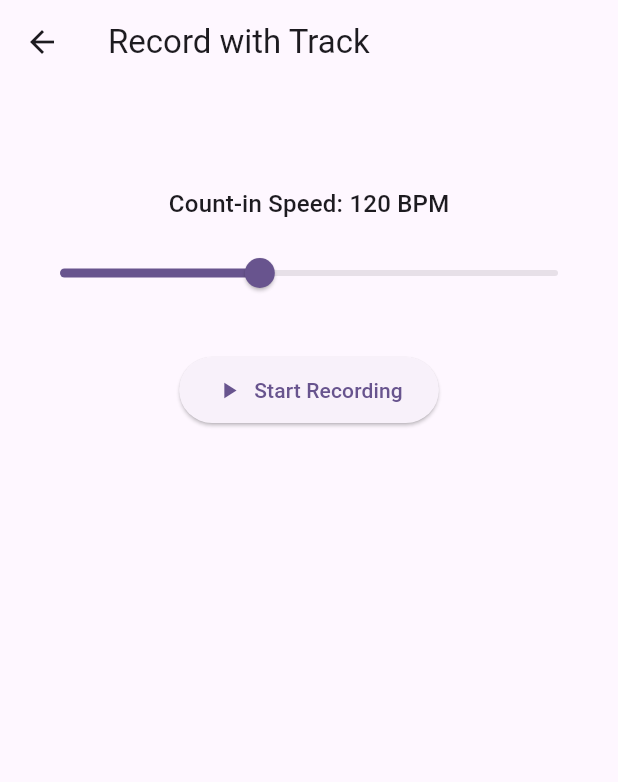
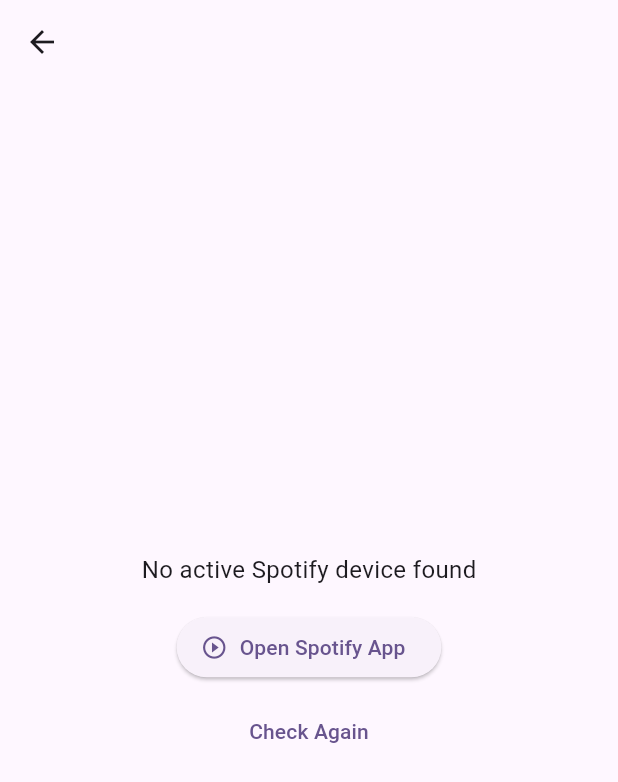
Before and after one commit to Darren8098/CountMeIn, a Flutter app: the RecordingPage screen opened directly with empty values, on a phone screen of 412 x 824 dp. Shown: the top 782 px of the screen. Run offline on Flutter 3.47's test engine with Material 3 defaults, Android fonts, the light colour scheme and no system bars; missing offline and left inert: flutter_soloud, flutter_web_auth_2, record.

Commit message:
Extract spotify api to spotify client, disable playback when no active device

```diff
--- a/lib/src/auth/auth_service.dart
+++ b/lib/src/auth/auth_service.dart
@@ -38,8 +38,6 @@
       final uri = Uri.parse(result);
       final code = uri.queryParameters['code'];
 
-      print("AUTH RESPONSE URI: $uri");
-      print("AUTH RESPONSE CODE: $code");
       if (code == null) {
         return null;
       }
--- a/lib/src/auth/login_page.dart
+++ b/lib/src/auth/login_page.dart
@@ -1,4 +1,3 @@
-import 'package:count_me_in/src/search/search_page.dart';
 import 'package:count_me_in/src/playback/audio_controller.dart';
 import 'package:flutter/material.dart';
 import 'package:provider/provider.dart';
--- /dev/null
+++ b/lib/src/playback/device_status_widget.dart
@@ -0,0 +1,104 @@
+import 'package:flutter/material.dart';
+import 'package:provider/provider.dart';
+import 'package:count_me_in/src/playback/audio_controller.dart';
+
+class DeviceStatusWidget extends StatefulWidget {
+  final VoidCallback? onDeviceReady;
+
+  const DeviceStatusWidget({super.key, this.onDeviceReady});
+
+  @override
+  State<DeviceStatusWidget> createState() => _DeviceStatusWidgetState();
+}
+
+class _DeviceStatusWidgetState extends State<DeviceStatusWidget> {
+  bool _isChecking = false;
+
+  @override
+  void initState() {
+    super.initState();
+    _checkDeviceStatus();
+  }
+
+  Future<void> _checkDeviceStatus() async {
+    if (_isChecking) return;
+
+    setState(() {
+      _isChecking = true;
+    });
+
+    try {
+      final audioController = context.read<AudioController>();
+      final hasDevice = await audioController.checkForActiveDevice();
+
+      if (hasDevice && widget.onDeviceReady != null) {
+        widget.onDeviceReady!();
+      }
+    } finally {
+      if (mounted) {
+        setState(() {
+          _isChecking = false;
+        });
+      }
+    }
+  }
+
+  @override
+  Widget build(BuildContext context) {
+    return Consumer<AudioController>(
+      builder: (context, audioController, child) {
+        if (_isChecking) {
+          return const Center(
+            child: CircularProgressIndicator(),
+          );
+        }
+
+        if (audioController.hasActiveDevice) {
+          return const SizedBox.shrink(); // Hide when device is active
+        }
+
+        return Center(
+          child: Column(
+            mainAxisSize: MainAxisSize.min,
+            children: [
+              const Text(
+                'No active Spotify device found',
+                style: TextStyle(fontSize: 16),
+              ),
+              const SizedBox(height: 16),
+              ElevatedButton.icon(
+                onPressed: () async {
+                  try {
+                    await audioController.openSpotifyApp();
+                    // Wait a bit for Spotify to start
+                    await Future.delayed(const Duration(seconds: 2));
+                    if (mounted) {
+                      await _checkDeviceStatus();
+                    }
+                  } catch (e) {
+                    if (mounted) {
+                      ScaffoldMessenger.of(context).showSnackBar(
+                        const SnackBar(
+                          content: Text('Failed to open Spotify app. Please open it manually.'),
+                        ),
+                      );
+                    }
+                  }
+                },
+                icon: const Icon(Icons.play_circle_outline),
+                label: const Text('Open Spotify App'),
+              ),
+              if (!_isChecking) ...[
+                const SizedBox(height: 8),
+                TextButton(
+                  onPressed: _checkDeviceStatus,
+                  child: const Text('Check Again'),
+                ),
+              ],
+            ],
+          ),
+        );
+      },
+    );
+  }
+}
--- a/lib/src/playback/recording_page.dart
+++ b/lib/src/playback/recording_page.dart
@@ -1,7 +1,9 @@
 import 'dart:async';
 import 'package:count_me_in/src/playback/audio_controller.dart';
+import 'package:count_me_in/src/playback/device_status_widget.dart';
 import 'package:count_me_in/src/recording/recording_controller.dart';
 import 'package:flutter/material.dart';
+import 'package:provider/provider.dart';
 
 class RecordingPage extends StatefulWidget {
   final String trackName;
@@ -60,9 +62,23 @@
   Widget build(BuildContext context) {
     return Scaffold(
       appBar: AppBar(
-        title: const Text('Record with Track'),
+        title: Text(widget.trackName),
       ),
-      body: Stack(
+      body: Consumer<AudioController>(
+        builder: (context, audioController, child) {
+          // Show device status widget if no active device
+          if (!audioController.hasActiveDevice) {
+            return DeviceStatusWidget(
+              onDeviceReady: () {
+                if (!audioController.isPlaying) {
+                  audioController.startMusic(widget.trackId);
+                }
+              },
+            );
+          }
+
+          // Show main recording UI only when we have an active device
+          return Stack(
             children: [
               Padding(
                 padding: const EdgeInsets.all(16.0),
@@ -113,8 +129,7 @@
                             children: [
                               Text(_formatDuration(_position)),
                               Expanded(
-                            child:
-                                widget.audioController.totalDuration.inSeconds >
+                                child: widget.audioController.totalDuration.inSeconds >
                                         0
                                     ? Slider(
                                         value: _position.inSeconds.toDouble(),
@@ -165,7 +180,7 @@
                                 onPressed: () async {
                                   if (_recordingController.isRecording) {
                                     try {
-                                  final saved = await widget.audioController.stopRecording();
+                                      final saved = await widget.audioController.stopRecording(widget.trackId);
                                       if (saved) {
                                         if (mounted) {
                                           ScaffoldMessenger.of(context).showSnackBar(
@@ -234,6 +249,8 @@
                   ),
                 ),
             ],
+          );
+        },
       ),
     );
   }
--- a/lib/src/recording/recording_service.dart
+++ b/lib/src/recording/recordings_repository.dart
@@ -5,7 +5,7 @@
 import 'package:path_provider/path_provider.dart';
 import 'package:count_me_in/src/recording/recording.dart';
 
-class RecordingService extends ChangeNotifier {
+class RecordingsRepository extends ChangeNotifier {
   static final Logger _log = Logger('RecordingService');
   static const String _metadataFileName = 'recordings_metadata.json';
   List<Recording> _recordings = [];
```
Also changed, not shown: lib/main.dart (+12 -12 lines), lib/src/playback/audio_controller.dart (+73 -103 lines), lib/src/playback/spotify_client.dart (added, +130 -0 lines), lib/src/recording/recordings_page.dart (+5 -4 lines). Lines whose indentation alone changed are shown as unchanged.
